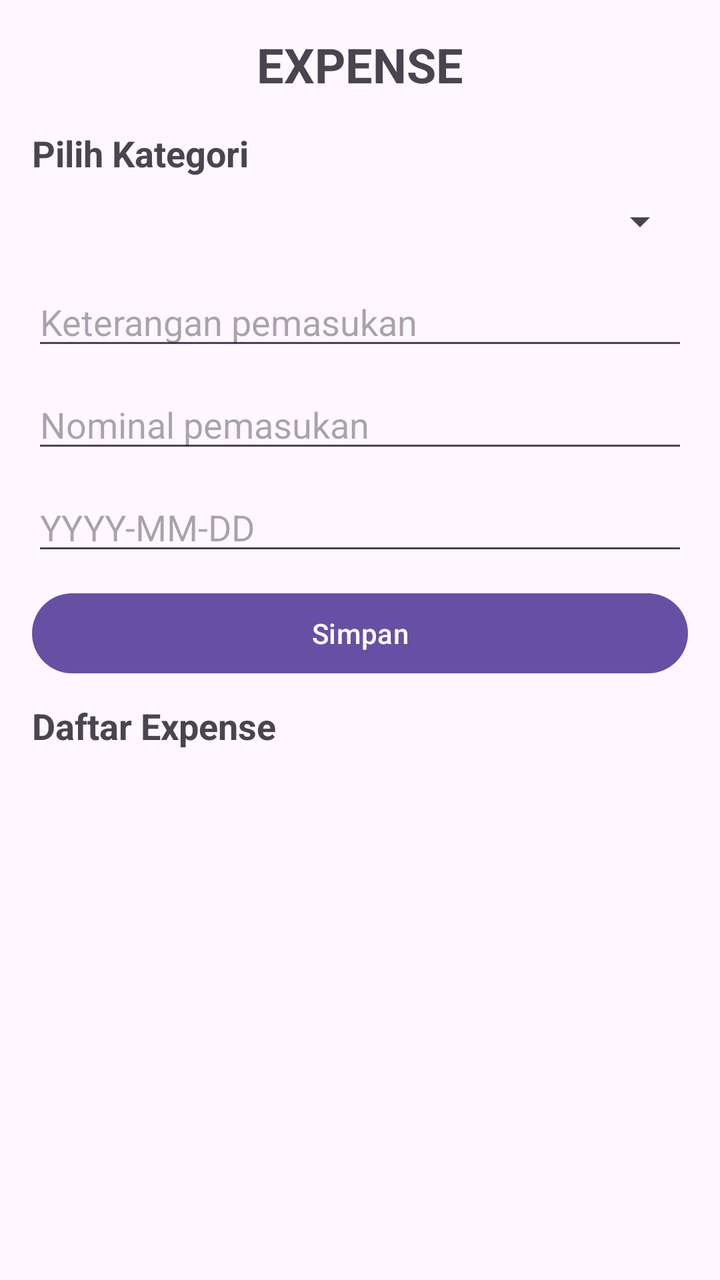
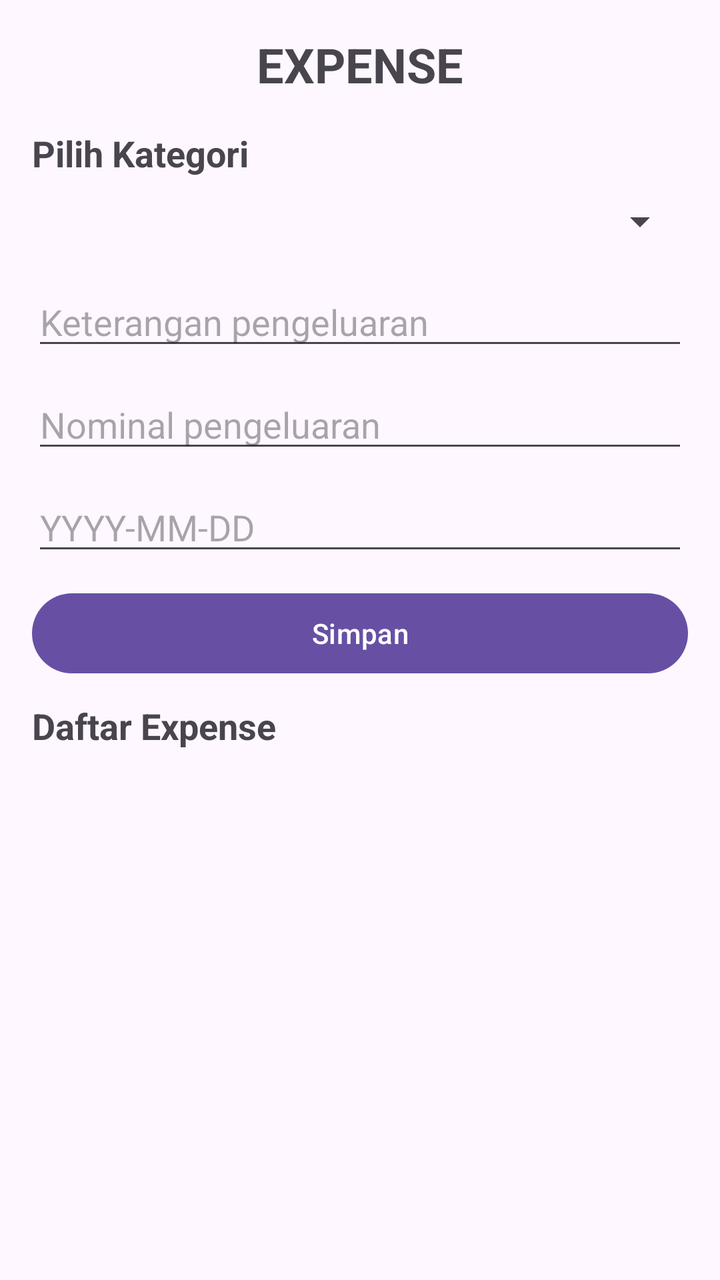

Two renders of the same Android screen: before a commit and after it. Below are the layout's source before the change and the commit's diff.
<!-- AndroidManifest.xml: application theme Theme.Dompetku -->
<!-- res/layout/fragment_expense.xml -->
<?xml version="1.0" encoding="utf-8"?>
<LinearLayout xmlns:android="http://schemas.android.com/apk/res/android"
    xmlns:tools="http://schemas.android.com/tools"
    android:layout_width="match_parent"
    android:layout_height="match_parent"
    android:orientation="vertical"
    android:padding="16dp"
    tools:context=".ExpenseFragment">

    <TextView
        android:layout_width="match_parent"
        android:layout_height="wrap_content"
        android:text="EXPENSE"
        android:textStyle="bold"
        android:textSize="24sp"
        android:layout_marginBottom="16dp"
        android:gravity="center"/>

    <TextView
        android:layout_width="match_parent"
        android:layout_height="wrap_content"
        android:text="Pilih Kategori"
        android:textSize="18sp"
        android:textStyle="bold"/>

    <Spinner
        android:layout_width="match_parent"
        android:layout_height="wrap_content"
        android:id="@+id/spKategoriExpense"
        android:layout_marginTop="10dp"
        android:layout_marginBottom="16dp"/>

    <EditText
        android:layout_width="match_parent"
        android:layout_height="wrap_content"
        android:hint="Keterangan pemasukan"
        android:id="@+id/etNamaExpense"
        android:layout_marginBottom="10dp"
        android:inputType="text"/>

    <EditText
        android:layout_width="match_parent"
        android:layout_height="wrap_content"
        android:id="@+id/etNominalExpense"
        android:hint="Nominal pemasukan"
        android:layout_marginBottom="10dp"
        android:inputType="numberDecimal"/>

    <EditText
        android:layout_width="match_parent"
        android:layout_height="wrap_content"
        android:hint="YYYY-MM-DD"
        android:id="@+id/etTanggalExpense"
        android:layout_marginBottom="10dp"
        android:inputType="date"/>

    <Button
        android:layout_width="match_parent"
        android:layout_height="wrap_content"
        android:id="@+id/btnSimpanExpense"
        android:text="Simpan"
        android:layout_marginBottom="10dp"/>

    <TextView
        android:layout_width="match_parent"
        android:layout_height="wrap_content"
        android:text="Daftar Expense"
        android:textStyle="bold"
        android:textSize="18sp"/>
</LinearLayout>
<!-- resources referenced by this layout -->
<resources>
  <style name="Theme.Dompetku" parent="Base.Theme.Dompetku" />
  <style name="Base.Theme.Dompetku" parent="Theme.Material3.DayNight.NoActionBar">
          
          
      </style>
</resources>

<!-- the commit's change to res/layout/fragment_expense.xml (unified diff, before → after) -->
@@ -33,7 +33,7 @@
     <EditText
         android:layout_width="match_parent"
         android:layout_height="wrap_content"
-        android:hint="Keterangan pemasukan"
+        android:hint="Keterangan pengeluaran"
         android:id="@+id/etNamaExpense"
         android:layout_marginBottom="10dp"
         android:inputType="text"/>
@@ -42,9 +42,9 @@
         android:layout_width="match_parent"
         android:layout_height="wrap_content"
         android:id="@+id/etNominalExpense"
-        android:hint="Nominal pemasukan"
+        android:hint="Nominal pengeluaran"
         android:layout_marginBottom="10dp"
-        android:inputType="numberDecimal"/>
+        android:inputType="number"/>
 
     <EditText
         android:layout_width="match_parent"
